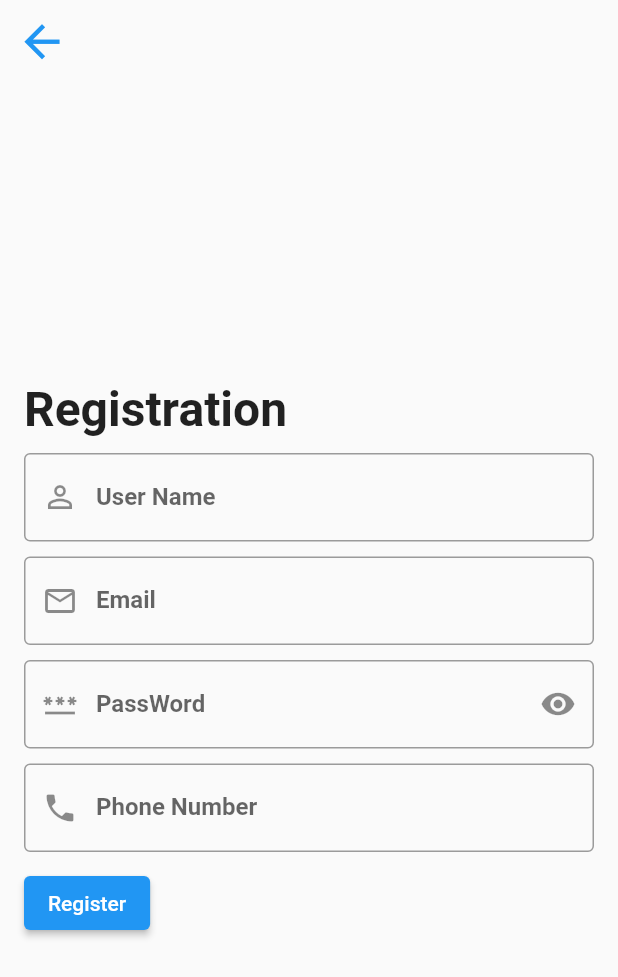
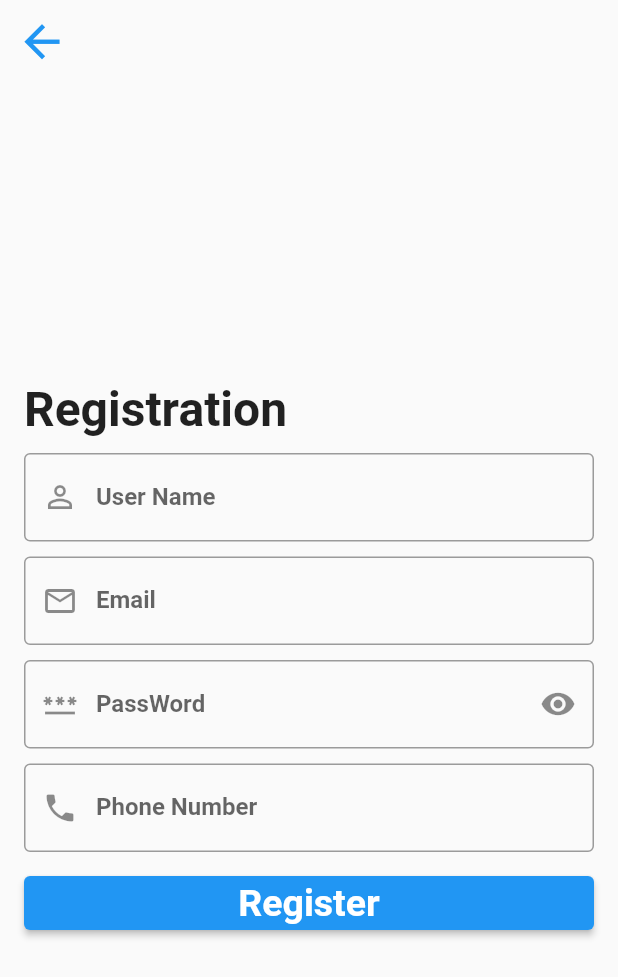
Before and after one commit to momotan039/SocialAppFlutter, a Flutter app: the screen it shows after launch, after a tap on "Register Now", on a phone screen of 412 x 824 dp. Shown: the top 977 px of the screen. Run offline on Flutter 3.47's test engine with Material 2 defaults, Android fonts, the phone set to English and light mode, and no system bars; our stand-ins replace bloc, cloud_firestore, firebase_auth, firebase_core, flutter_bloc; accounts and stored records are empty.

Commit message:
last edit fromby mohammed

```diff
--- a/lib/Screens/HomeScreen.dart
+++ /dev/null
@@ -1,12 +0,0 @@
-import 'package:flutter/material.dart';
-import 'package:socialapp/Screens/LogInScreen/LogInScreen.dart';
-
-class HomeScreen extends StatelessWidget {
-  @override
-  Widget build(BuildContext context) {
-    return Scaffold(
-      appBar: AppBar(),
-      body: LogInScreen(),
-    );
-  }
-}
--- a/lib/Screens/LogInScreen/LogInScreen.dart
+++ b/lib/Screens/LogInScreen/LogInScreen.dart
@@ -51,6 +51,7 @@ class LogInScreen extends StatelessWidget {
                               },
                               icon: Icon(IconPassword))),
                       SizedBox(height: 10),
+                      myCubit.state is LoginProgressState ? Center(child: CircularProgressIndicator()):
                       Padding(
                         padding: const EdgeInsets.symmetric(horizontal: 16),
                         child: Row(
--- a/lib/Screens/RegisterScreen/RegisterScreen.dart
+++ b/lib/Screens/RegisterScreen/RegisterScreen.dart
@@ -16,11 +16,13 @@ class RegisterScreen extends StatelessWidget {
    bool hidePassword=true;
    IconData IconPassword=Icons.visibility;
   @override
-  Widget build(BuildContext context) {
+  Widget build( context) {
     return BlocConsumer<CubitSocialApp,CubiteStates>(
-      listener: (BuildContext context, state) {
+      listener: ( context, state) {
       },
-      builder: (BuildContext context, Object? state) =>Scaffold(
+      builder: (context, state) {
+        var myCubit=CubitSocialApp.get(context);
+        return Scaffold(
         appBar: AppBar(),
         body: Center(
           child: SingleChildScrollView(
@@ -64,7 +66,7 @@ class RegisterScreen extends StatelessWidget {
                                 IconPassword=Icons.visibility;
                               else
                                 IconPassword=Icons.visibility_off;
-                              CubitSocialApp.get(context).HandleShowPassIcon();
+                              myCubit.HandleShowPassIcon();
                             },
                             icon: Icon(IconPassword))
                     ),
@@ -75,18 +77,25 @@ class RegisterScreen extends StatelessWidget {
                         prefixIcon_: Icons.phone
                     ),
                     SizedBox(height: 10),
-                    ElevatedButton(
+                    myCubit.state is RegisterProgressState ?Center(child: CircularProgressIndicator()):
+                    Container(
+                      width: double.infinity,
+                      child: ElevatedButton(
                         onPressed: (){
                           if(!keyForm.currentState!.validate())
                           return;
-                        CubitSocialApp.get(context).HandleButtonRegister(context,
+                          myCubit.HandleButtonRegister(context,
                               mail_:mailController.text,
                               pass_:PasswordController.text,
                               name_: UserNameController.text,
                               phone_: PhoneController.text
                           );
                         },
-                      child: Text("Register"),
+                        child: Text("Register",style: TextStyle(
+                          fontWeight: FontWeight.bold,
+                          fontSize: 25,
+                        ),)
+                      ),
                     )
                   ],
                 ),
@@ -94,7 +103,8 @@ class RegisterScreen extends StatelessWidget {
             ),
           ),
         ),
-      ),
+      );
+      },
     );
   }
 }
--- a/lib/main.dart
+++ b/lib/main.dart
@@ -8,7 +8,6 @@ import 'package:socialapp/Screens/RegisterScreen/RegisterScreen.dart';
 import 'Cubit/BlocObserver.dart';
 import 'Cubit/Cubit.dart';
 import 'Cubit/CubiteStates.dart';
-import 'Screens/HomeScreen.dart';
 
  main() async {
    WidgetsFlutterBinding.ensureInitialized();
@@ -45,7 +44,7 @@ class MyApp extends StatelessWidget {
                 )
             ),
             debugShowCheckedModeBanner: false,
-            home:  HomeScreen(),
+            home:  LogInScreen(),
           );
         },
         listener: (BuildContext context, Object? state) {  },),
```
Also changed, not shown: lib/Cubit/Cubit.dart (+15 -19 lines), lib/Screens/LayoutScreen/LayoutScreen.dart (added, +19 -0 lines), 1 other file. Lines whose indentation alone changed are shown as unchanged.
